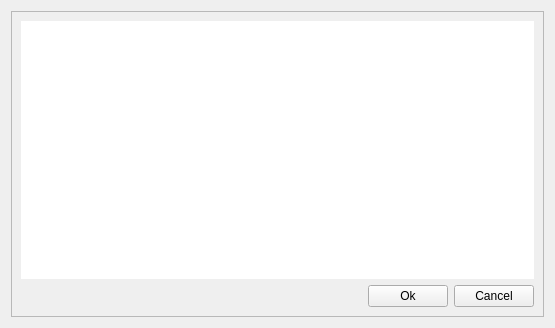
This is designer/binary_interaction_parameters_ui.ui in marcusbfs/Sindri as Qt 5 draws it before an edit. The edited form follows.
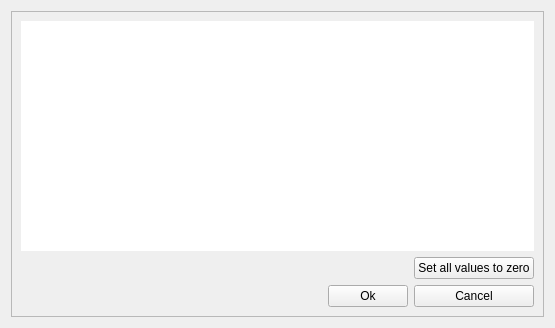
This is the edited form.

What changed in the file:
```diff
--- a/designer/binary_interaction_parameters_ui.ui
+++ b/designer/binary_interaction_parameters_ui.ui
@@ -32,6 +32,26 @@
        </rect>
       </property>
       <layout class="QGridLayout" name="gridLayout_2">
+       <item row="2" column="1">
+        <widget class="QPushButton" name="btn_ok">
+         <property name="text">
+          <string>Ok</string>
+         </property>
+        </widget>
+       </item>
+       <item row="2" column="0">
+        <spacer name="horizontalSpacer">
+         <property name="orientation">
+          <enum>Qt::Horizontal</enum>
+         </property>
+         <property name="sizeHint" stdset="0">
+          <size>
+           <width>352</width>
+           <height>20</height>
+          </size>
+         </property>
+        </spacer>
+       </item>
        <item row="0" column="0" colspan="3">
         <widget class="QTableWidget" name="tableWidget_BinaryParameters">
          <property name="minimumSize">
@@ -66,33 +86,33 @@
          </property>
         </widget>
        </item>
-       <item row="1" column="0">
-        <spacer name="horizontalSpacer">
-         <property name="orientation">
-          <enum>Qt::Horizontal</enum>
-         </property>
-         <property name="sizeHint" stdset="0">
-          <size>
-           <width>352</width>
-           <height>20</height>
-          </size>
-         </property>
-        </spacer>
-       </item>
-       <item row="1" column="1">
-        <widget class="QPushButton" name="btn_ok">
-         <property name="text">
-          <string>Ok</string>
-         </property>
-        </widget>
-       </item>
-       <item row="1" column="2">
+       <item row="2" column="2">
         <widget class="QPushButton" name="btn_cancel">
          <property name="text">
           <string>Cancel</string>
          </property>
         </widget>
        </item>
+       <item row="1" column="2">
+        <widget class="QPushButton" name="btn_setZero">
+         <property name="text">
+          <string>Set all values to zero</string>
+         </property>
+        </widget>
+       </item>
+       <item row="1" column="0" colspan="2">
+        <spacer name="horizontalSpacer_2">
+         <property name="orientation">
+          <enum>Qt::Horizontal</enum>
+         </property>
+         <property name="sizeHint" stdset="0">
+          <size>
+           <width>40</width>
+           <height>20</height>
+          </size>
+         </property>
+        </spacer>
+       </item>
       </layout>
      </widget>
     </widget>
```
